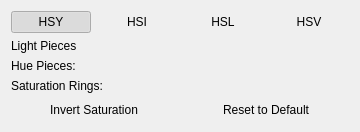
The window that krita/plugins/extensions/dockers/artisticcolorselector/forms/wdgColorPreferencesPopup.ui (KDE/krita) describes before a commit, drawn with Qt 5.
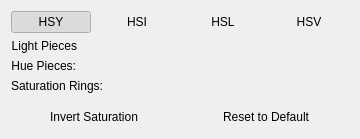
The same window after the commit. Custom widgets are drawn as their Qt base class.

Commit message:
Fix the alignment of labels in dialogs
Patch by Juan Palacios

Patch:
```diff
--- a/krita/plugins/extensions/dockers/artisticcolorselector/forms/wdgColorPreferencesPopup.ui
+++ b/krita/plugins/extensions/dockers/artisticcolorselector/forms/wdgColorPreferencesPopup.ui
@@ -6,8 +6,8 @@
    <rect>
     <x>0</x>
     <y>0</y>
-    <width>302</width>
-    <height>123</height>
+    <width>358</width>
+    <height>139</height>
    </rect>
   </property>
   <layout class="QVBoxLayout" name="verticalLayout">
@@ -77,6 +77,9 @@
        <property name="text">
         <string>Hue Pieces:</string>
        </property>
+       <property name="alignment">
+        <set>Qt::AlignRight|Qt::AlignTrailing|Qt::AlignVCenter</set>
+       </property>
       </widget>
      </item>
      <item row="1" column="1">
@@ -94,6 +97,9 @@
        <property name="text">
         <string>Saturation Rings:</string>
        </property>
+       <property name="alignment">
+        <set>Qt::AlignRight|Qt::AlignTrailing|Qt::AlignVCenter</set>
+       </property>
       </widget>
      </item>
      <item row="2" column="1">
@@ -111,6 +117,9 @@
        <property name="text">
         <string>Light Pieces</string>
        </property>
+       <property name="alignment">
+        <set>Qt::AlignRight|Qt::AlignTrailing|Qt::AlignVCenter</set>
+       </property>
       </widget>
      </item>
      <item row="0" column="1">
```
The commit also changes 71 other files.
